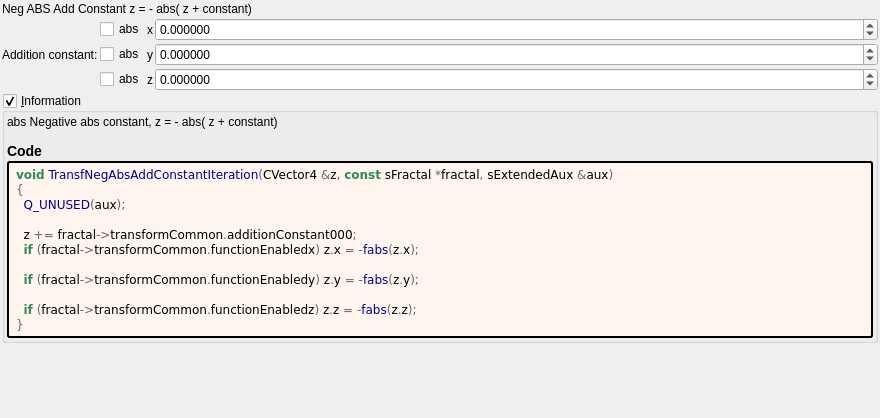
buddhi1980/mandelbulber2, file mandelbulber2/formula/ui/transf_neg_abs_add_constant.ui: the form before one commit.
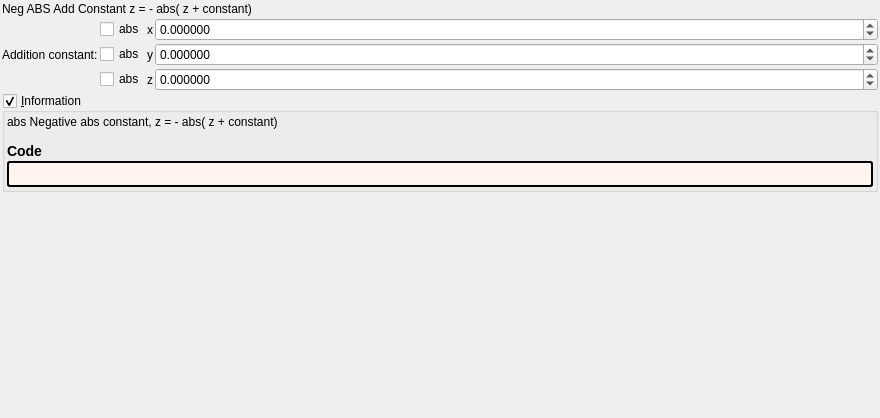
The form after the commit. Custom widgets are drawn as their Qt base class.

Diff of the .ui file:
```diff
--- a/mandelbulber2/formula/ui/transf_neg_abs_add_constant.ui
+++ b/mandelbulber2/formula/ui/transf_neg_abs_add_constant.ui
@@ -218,20 +218,7 @@
          <string notr="true">border-style: outset; border-width: 2px; border-radius: 3px; border-color: black; background-color: #fff5ee; padding: 4px;</string>
         </property>
         <property name="text">
-         <string notr="true">&lt;body style=&quot;background-color:#fff5ee&quot;&gt;
-&lt;pre style=&quot;color:#000000; background-color:#fff5ee;  font-family:'Courier New',monospace;&quot;&gt;&lt;span style=&quot;color:#2e8b57; font-weight:bold&quot;&gt;void&lt;/span&gt; &lt;span style=&quot;color:#00008f&quot;&gt;TransfNegAbsAddConstantIteration&lt;/span&gt;&lt;span style=&quot;color:#676767&quot;&gt;(&lt;/span&gt;CVector4 &lt;span style=&quot;color:#676767&quot;&gt;&amp;amp;&lt;/span&gt;z&lt;span style=&quot;color:#676767&quot;&gt;,&lt;/span&gt; &lt;span style=&quot;color:#2e8b57; font-weight:bold&quot;&gt;const&lt;/span&gt; sFractal &lt;span style=&quot;color:#676767&quot;&gt;*&lt;/span&gt;fractal&lt;span style=&quot;color:#676767&quot;&gt;,&lt;/span&gt; sExtendedAux &lt;span style=&quot;color:#676767&quot;&gt;&amp;amp;&lt;/span&gt;aux&lt;span style=&quot;color:#676767&quot;&gt;)&lt;/span&gt;
-&lt;span style=&quot;color:#676767&quot;&gt;{&lt;/span&gt;
-  &lt;span style=&quot;color:#00008f&quot;&gt;Q_UNUSED&lt;/span&gt;&lt;span style=&quot;color:#676767&quot;&gt;(&lt;/span&gt;aux&lt;span style=&quot;color:#676767&quot;&gt;);&lt;/span&gt;
-
-  z &lt;span style=&quot;color:#676767&quot;&gt;+=&lt;/span&gt; fractal&lt;span style=&quot;color:#676767&quot;&gt;-&amp;gt;&lt;/span&gt;transformCommon&lt;span style=&quot;color:#676767&quot;&gt;.&lt;/span&gt;additionConstant000&lt;span style=&quot;color:#676767&quot;&gt;;&lt;/span&gt;
-  &lt;span style=&quot;color:#2e8b57; font-weight:bold&quot;&gt;if&lt;/span&gt; &lt;span style=&quot;color:#676767&quot;&gt;(&lt;/span&gt;fractal&lt;span style=&quot;color:#676767&quot;&gt;-&amp;gt;&lt;/span&gt;transformCommon&lt;span style=&quot;color:#676767&quot;&gt;.&lt;/span&gt;functionEnabledx&lt;span style=&quot;color:#676767&quot;&gt;)&lt;/span&gt; z&lt;span style=&quot;color:#676767&quot;&gt;.&lt;/span&gt;x &lt;span style=&quot;color:#676767&quot;&gt;= -&lt;/span&gt;&lt;span style=&quot;color:#00008f&quot;&gt;fabs&lt;/span&gt;&lt;span style=&quot;color:#676767&quot;&gt;(&lt;/span&gt;z&lt;span style=&quot;color:#676767&quot;&gt;.&lt;/span&gt;x&lt;span style=&quot;color:#676767&quot;&gt;);&lt;/span&gt;
-
-  &lt;span style=&quot;color:#2e8b57; font-weight:bold&quot;&gt;if&lt;/span&gt; &lt;span style=&quot;color:#676767&quot;&gt;(&lt;/span&gt;fractal&lt;span style=&quot;color:#676767&quot;&gt;-&amp;gt;&lt;/span&gt;transformCommon&lt;span style=&quot;color:#676767&quot;&gt;.&lt;/span&gt;functionEnabledy&lt;span style=&quot;color:#676767&quot;&gt;)&lt;/span&gt; z&lt;span style=&quot;color:#676767&quot;&gt;.&lt;/span&gt;y &lt;span style=&quot;color:#676767&quot;&gt;= -&lt;/span&gt;&lt;span style=&quot;color:#00008f&quot;&gt;fabs&lt;/span&gt;&lt;span style=&quot;color:#676767&quot;&gt;(&lt;/span&gt;z&lt;span style=&quot;color:#676767&quot;&gt;.&lt;/span&gt;y&lt;span style=&quot;color:#676767&quot;&gt;);&lt;/span&gt;
-
-  &lt;span style=&quot;color:#2e8b57; font-weight:bold&quot;&gt;if&lt;/span&gt; &lt;span style=&quot;color:#676767&quot;&gt;(&lt;/span&gt;fractal&lt;span style=&quot;color:#676767&quot;&gt;-&amp;gt;&lt;/span&gt;transformCommon&lt;span style=&quot;color:#676767&quot;&gt;.&lt;/span&gt;functionEnabledz&lt;span style=&quot;color:#676767&quot;&gt;)&lt;/span&gt; z&lt;span style=&quot;color:#676767&quot;&gt;.&lt;/span&gt;z &lt;span style=&quot;color:#676767&quot;&gt;= -&lt;/span&gt;&lt;span style=&quot;color:#00008f&quot;&gt;fabs&lt;/span&gt;&lt;span style=&quot;color:#676767&quot;&gt;(&lt;/span&gt;z&lt;span style=&quot;color:#676767&quot;&gt;.&lt;/span&gt;z&lt;span style=&quot;color:#676767&quot;&gt;);&lt;/span&gt;
-&lt;span style=&quot;color:#676767&quot;&gt;}&lt;/span&gt;
-&lt;/pre&gt;
-&lt;/body&gt;</string>
+         <string notr="true"></string>
         </property>
         <property name="wordWrap">
          <bool>true</bool>
```
